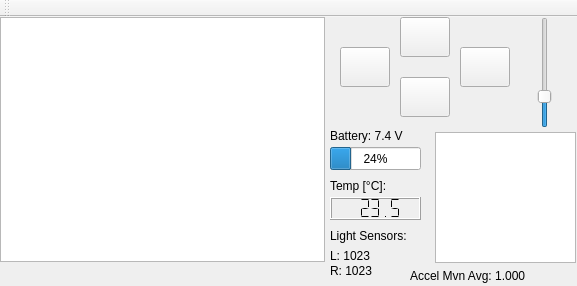
The window that catkin_ws/src/hri/mini_robot_gui/src/MainWindow.ui (SergiioMario/RoboticsCourses) describes before a commit, drawn with Qt 5.
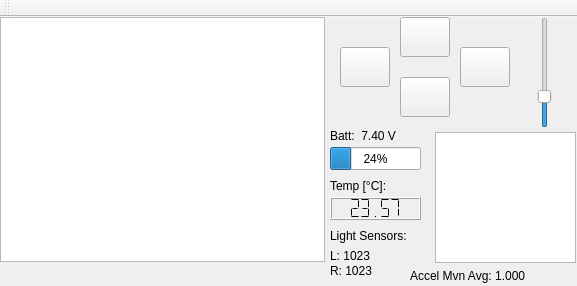
The same window after the commit.

```diff
--- a/catkin_ws/src/hri/mini_robot_gui/src/MainWindow.ui
+++ b/catkin_ws/src/hri/mini_robot_gui/src/MainWindow.ui
@@ -150,7 +150,7 @@
      </rect>
     </property>
     <property name="text">
-     <string>Battery: 7.4 V</string>
+     <string>Batt:  7.40 V</string>
     </property>
    </widget>
    <widget class="QLabel" name="lblTemp">
@@ -182,7 +182,7 @@
      <enum>QLCDNumber::Flat</enum>
     </property>
     <property name="value" stdset="0">
-     <double>23.500000000000000</double>
+     <double>23.567889999999998</double>
     </property>
    </widget>
    <widget class="QProgressBar" name="progressBar">
```
Left out of the diff: 2 changed lines with no effect on the pictures.
